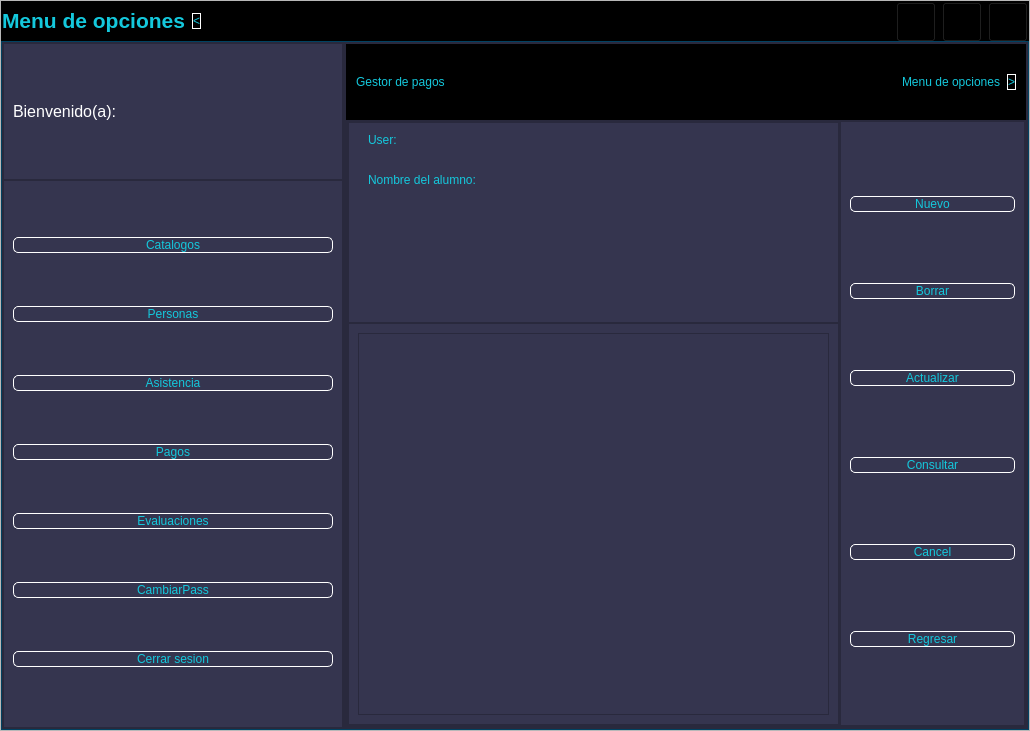
This is PracticaC4_1/Gui/ControlWindows.ui in FaTeWendering/PracticaC4_1_admin_database as Qt 5 draws it before an edit. The edited form follows.
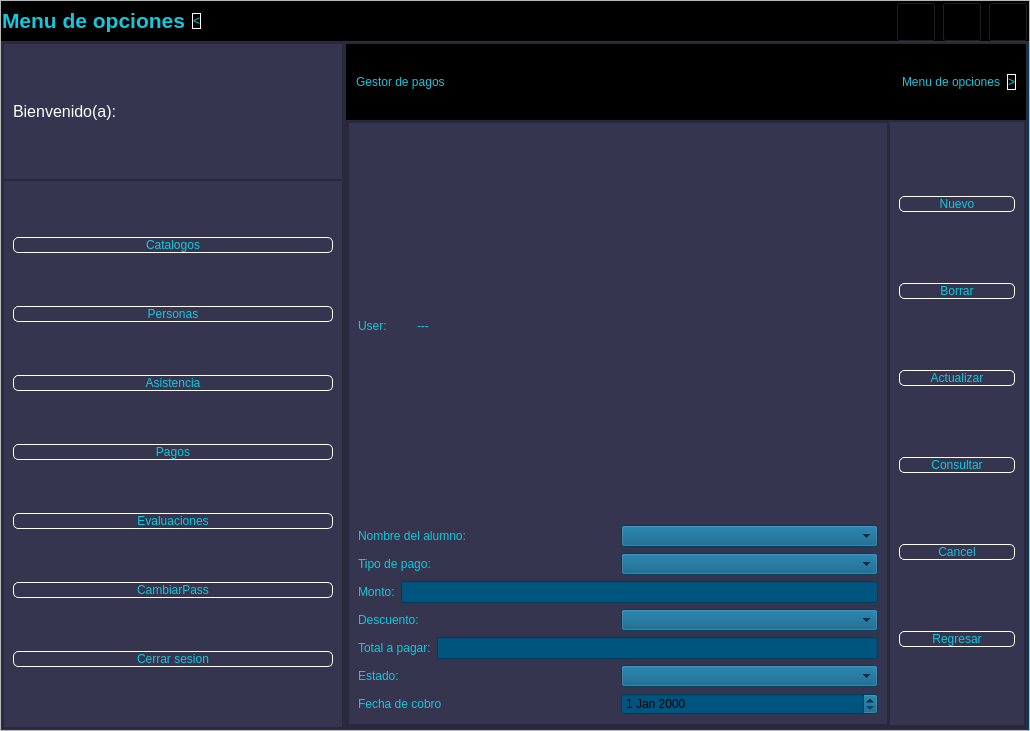
This is the edited form. The open tabs and pages were chosen to show the change. Icons and pictures are not drawn.

Commit message: agregada la tabla de la interfaz de pagos

The edit to the form file:
```diff
--- a/PracticaC4_1/Gui/ControlWindows.ui
+++ b/PracticaC4_1/Gui/ControlWindows.ui
@@ -947,7 +947,7 @@
                      <property name="frameShadow">
                       <enum>QFrame::Raised</enum>
                      </property>
-                     <layout class="QHBoxLayout" name="horizontalLayout_15" stretch="8,3">
+                     <layout class="QHBoxLayout" name="horizontalLayout_15" stretch="8,2">
                       <property name="spacing">
                        <number>0</number>
                       </property>
@@ -971,7 +971,7 @@
                         <property name="frameShadow">
                          <enum>QFrame::Raised</enum>
                         </property>
-                        <layout class="QVBoxLayout" name="verticalLayout_19" stretch="4,8">
+                        <layout class="QVBoxLayout" name="verticalLayout_19" stretch="0">
                          <property name="spacing">
                           <number>0</number>
                          </property>
@@ -988,56 +988,192 @@
                           <number>0</number>
                          </property>
                          <item>
-                          <widget class="QFrame" name="frame_25">
-                           <property name="frameShape">
-                            <enum>QFrame::StyledPanel</enum>
+                          <widget class="QStackedWidget" name="stackedWidget_pagos">
+                           <property name="currentIndex">
+                            <number>0</number>
                            </property>
-                           <property name="frameShadow">
-                            <enum>QFrame::Raised</enum>
-                           </property>
-                           <widget class="QLabel" name="label_12">
-                            <property name="geometry">
-                             <rect>
-                              <x>20</x>
-                              <y>10</y>
-                              <width>49</width>
-                              <height>16</height>
-                             </rect>
-                            </property>
-                            <property name="text">
-                             <string>User:</string>
-                            </property>
+                           <widget class="QWidget" name="pagos_page_consulta">
+                            <layout class="QHBoxLayout" name="horizontalLayout_25">
+                             <property name="spacing">
+                              <number>0</number>
+                             </property>
+                             <property name="leftMargin">
+                              <number>0</number>
+                             </property>
+                             <property name="topMargin">
+                              <number>0</number>
+                             </property>
+                             <property name="rightMargin">
+                              <number>0</number>
+                             </property>
+                             <property name="bottomMargin">
+                              <number>0</number>
+                             </property>
+                             <item>
+                              <widget class="QTableWidget" name="tabla_pagos"/>
+                             </item>
+                            </layout>
                            </widget>
-                           <widget class="QLabel" name="label_13">
-                            <property name="geometry">
-                             <rect>
-                              <x>20</x>
-                              <y>50</y>
-                              <width>161</width>
-                              <height>16</height>
-                             </rect>
-                            </property>
-                            <property name="text">
-                             <string>Nombre del alumno:</string>
-                            </property>
+                           <widget class="QWidget" name="pagos_page_formulario">
+                            <layout class="QHBoxLayout" name="horizontalLayout_16">
+                             <property name="spacing">
+                              <number>0</number>
+                             </property>
+                             <property name="leftMargin">
+                              <number>0</number>
+                             </property>
+                             <property name="topMargin">
+                              <number>0</number>
+                             </property>
+                             <property name="rightMargin">
+                              <number>0</number>
+                             </property>
+                             <property name="bottomMargin">
+                              <number>0</number>
+                             </property>
+                             <item>
+                              <widget class="QFrame" name="frame_25">
+                               <property name="frameShape">
+                                <enum>QFrame::StyledPanel</enum>
+                               </property>
+                               <property name="frameShadow">
+                                <enum>QFrame::Raised</enum>
+                               </property>
+                               <layout class="QVBoxLayout" name="verticalLayout_20">
+                                <item>
+                                 <layout class="QHBoxLayout" name="horizontalLayout_24" stretch="1,8">
+                                  <property name="spacing">
+                                   <number>1</number>
+                                  </property>
+                                  <item>
+                                   <widget class="QLabel" name="lbl_pagos_user_static">
+                                    <property name="text">
+                                     <string>User:</string>
+                                    </property>
+                                   </widget>
+                                  </item>
+                                  <item>
+                                   <widget class="QLabel" name="lbl_pagos_user_dinamico">
+                                    <property name="text">
+                                     <string>---</string>
+                                    </property>
+                                   </widget>
+                                  </item>
+                                 </layout>
+                                </item>
+                                <item>
+                                 <layout class="QHBoxLayout" name="horizontalLayout_17">
+                                  <item>
+                                   <widget class="QLabel" name="label_12">
+                                    <property name="text">
+                                     <string>Nombre del alumno:</string>
+                                    </property>
+                                   </widget>
+                                  </item>
+                                  <item>
+                                   <widget class="QComboBox" name="combo_pagos_alumno"/>
+                                  </item>
+                                 </layout>
+                                </item>
+                                <item>
+                                 <layout class="QHBoxLayout" name="horizontalLayout_23">
+                                  <item>
+                                   <widget class="QLabel" name="label_14">
+                                    <property name="text">
+                                     <string>Tipo de pago:</string>
+                                    </property>
+                                   </widget>
+                                  </item>
+                                  <item>
+                                   <widget class="QComboBox" name="combo_pagos_tipo"/>
+                                  </item>
+                                 </layout>
+                                </item>
+                                <item>
+                                 <layout class="QHBoxLayout" name="horizontalLayout_20">
+                                  <item>
+                                   <widget class="QLabel" name="label_15">
+                                    <property name="text">
+                                     <string>Monto:</string>
+                                    </property>
+                                   </widget>
+                                  </item>
+                                  <item>
+                                   <widget class="QLineEdit" name="txt_pagos_monto">
+                                    <property name="readOnly">
+                                     <bool>true</bool>
+                                    </property>
+                                   </widget>
+                                  </item>
+                                 </layout>
+                                </item>
+                                <item>
+                                 <layout class="QHBoxLayout" name="horizontalLayout_21">
+                                  <item>
+                                   <widget class="QLabel" name="label_16">
+                                    <property name="text">
+                                     <string>Descuento:</string>
+                                    </property>
+                                   </widget>
+                                  </item>
+                                  <item>
+                                   <widget class="QComboBox" name="combo_pagos_descuento"/>
+                                  </item>
+                                 </layout>
+                                </item>
+                                <item>
+                                 <layout class="QHBoxLayout" name="horizontalLayout_22">
+                                  <item>
+                                   <widget class="QLabel" name="label_17">
+                                    <property name="text">
+                                     <string>Total a pagar:</string>
+                                    </property>
+                                   </widget>
+                                  </item>
+                                  <item>
+                                   <widget class="QLineEdit" name="txt_pagos_total">
+                                    <property name="readOnly">
+                                     <bool>true</bool>
+                                    </property>
+                                   </widget>
+                                  </item>
+                                 </layout>
+                                </item>
+                                <item>
+                                 <layout class="QHBoxLayout" name="horizontalLayout_18">
+                                  <item>
+                                   <widget class="QLabel" name="label_18">
+                                    <property name="text">
+                                     <string>Estado:</string>
+                                    </property>
+                                   </widget>
+                                  </item>
+                                  <item>
+                                   <widget class="QComboBox" name="combo_pagos_estado"/>
+                                  </item>
+                                 </layout>
+                                </item>
+                                <item>
+                                 <layout class="QHBoxLayout" name="horizontalLayout_19">
+                                  <item>
+                                   <widget class="QLabel" name="label_13">
+                                    <property name="text">
+                                     <string>Fecha de cobro</string>
+                                    </property>
+                                   </widget>
+                                  </item>
+                                  <item>
+                                   <widget class="QDateEdit" name="date_pagos_fecha"/>
+                                  </item>
+                                 </layout>
+                                </item>
+                               </layout>
+                              </widget>
+                             </item>
+                            </layout>
                            </widget>
                           </widget>
                          </item>
-                         <item>
-                          <widget class="QFrame" name="frame_26">
-                           <property name="frameShape">
-                            <enum>QFrame::StyledPanel</enum>
-                           </property>
-                           <property name="frameShadow">
-                            <enum>QFrame::Raised</enum>
-                           </property>
-                           <layout class="QHBoxLayout" name="horizontalLayout_16">
-                            <item>
-                             <widget class="QTableWidget" name="tableWidget_2"/>
-                            </item>
-                           </layout>
-                          </widget>
-                         </item>
                         </layout>
                        </widget>
                       </item>
```
Left out of the diff: 15 changed lines with no effect on the pictures. The commit also changes 11 other files.
